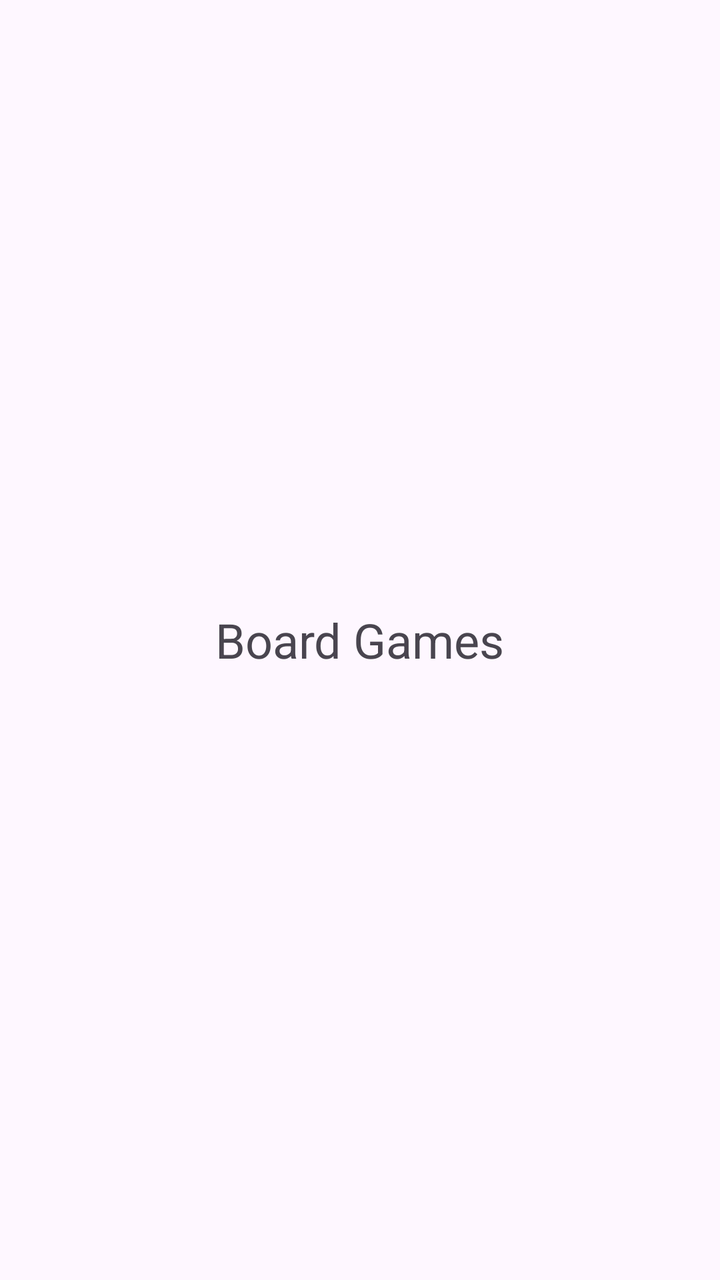
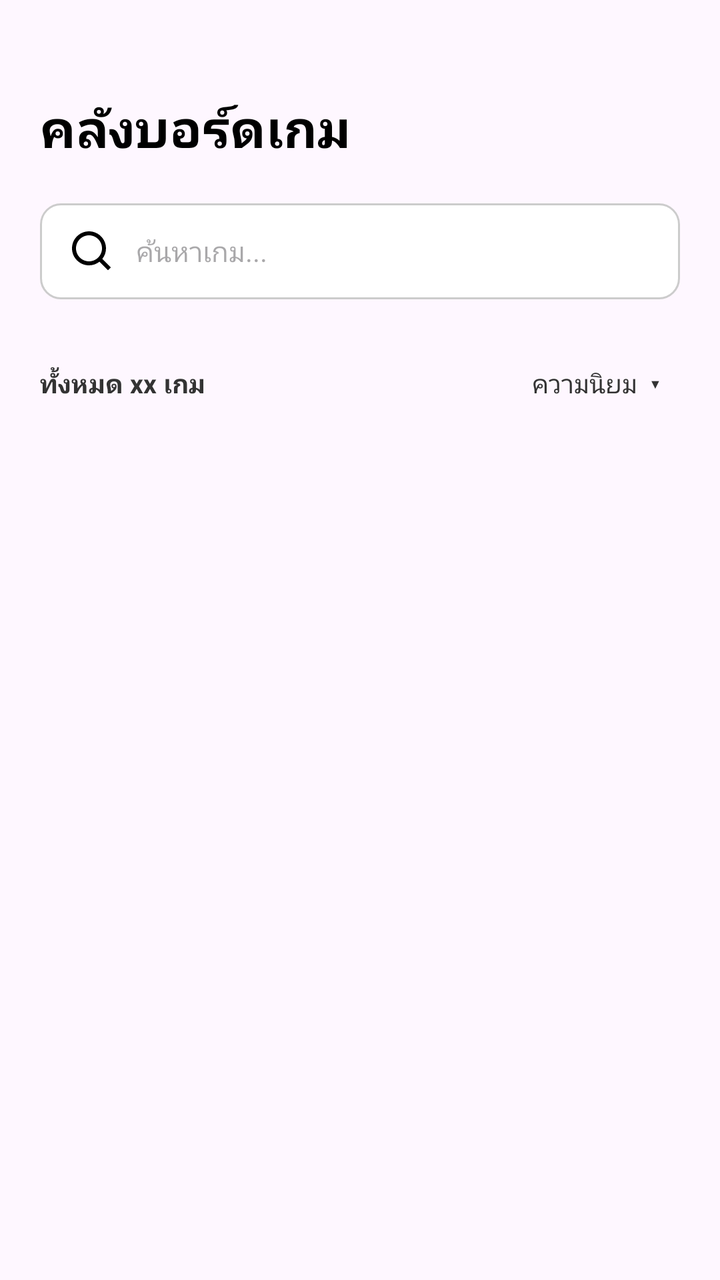

Screens rendered from an Android XML layout before and after an edit, with the pre-edit source and the edit as a unified diff.
<!-- AndroidManifest.xml: application theme Theme.ProjectDicePlanet -->
<!-- res/layout/fragment_boardgame.xml -->
<?xml version="1.0" encoding="utf-8"?>
<FrameLayout
    xmlns:android="http://schemas.android.com/apk/res/android"
    android:layout_width="match_parent"
    android:layout_height="match_parent">

    <TextView
        android:layout_width="wrap_content"
        android:layout_height="wrap_content"
        android:layout_gravity="center"
        android:text="Board Games"
        android:textSize="24sp" />

</FrameLayout>
<!-- resources referenced by this layout -->
<resources>
  <style name="Theme.ProjectDicePlanet" parent="Base.Theme.ProjectDicePlanet" />
  <style name="Base.Theme.ProjectDicePlanet" parent="Theme.Material3.DayNight.NoActionBar">
  
          
  
      </style>
</resources>

<!-- the commit's change to res/layout/fragment_boardgame.xml (unified diff, before → after) -->
@@ -1,14 +1,110 @@
 <?xml version="1.0" encoding="utf-8"?>
-<FrameLayout
+<ScrollView
     xmlns:android="http://schemas.android.com/apk/res/android"
     android:layout_width="match_parent"
-    android:layout_height="match_parent">
+    android:layout_height="match_parent"
+    android:fillViewport="true">
 
-    <TextView
-        android:layout_width="wrap_content"
+    <LinearLayout
+        android:layout_width="match_parent"
         android:layout_height="wrap_content"
-        android:layout_gravity="center"
-        android:text="Board Games"
-        android:textSize="24sp" />
+        android:orientation="vertical"
+        android:paddingStart="20dp"
+        android:paddingEnd="20dp"
+        android:paddingTop="46dp"
+        android:paddingBottom="20dp">
 
-</FrameLayout>
+        
+        <TextView
+            android:id="@+id/tvBoardgameTitle"
+            android:layout_width="wrap_content"
+            android:layout_height="wrap_content"
+            android:text="คลังบอร์ดเกม"
+            android:textSize="26sp"
+            android:textStyle="bold"
+            android:textColor="@android:color/black" />
+
+        
+        <Space
+            android:layout_width="match_parent"
+            android:layout_height="20dp" />
+
+        
+        <LinearLayout
+            android:id="@+id/searchContainer"
+            android:layout_width="match_parent"
+            android:layout_height="48dp"
+            android:orientation="horizontal"
+            android:gravity="center_vertical"
+            android:background="@drawable/bg_search_bar"
+            android:paddingStart="14dp"
+            android:paddingEnd="14dp">
+
+            <ImageView
+                android:id="@+id/imgSearch"
+                android:layout_width="24dp"
+                android:layout_height="24dp"
+                android:src="@drawable/ic_search"
+                android:contentDescription="ค้นหา" />
+
+            <EditText
+                android:id="@+id/etSearch"
+                android:layout_width="0dp"
+                android:layout_height="match_parent"
+                android:layout_weight="1"
+                android:layout_marginStart="10dp"
+                android:background="@android:color/transparent"
+                android:hint="ค้นหาเกม..."
+                android:textSize="14sp"
+                android:singleLine="true"
+                android:inputType="text"
+                android:padding="0dp" />
+
+        </LinearLayout>
+
+        
+        <LinearLayout
+            android:layout_width="match_parent"
+            android:layout_height="48dp"
+            android:layout_marginTop="18dp"
+            android:gravity="center_vertical"
+            android:orientation="horizontal">
+
+            
+            <TextView
+                android:id="@+id/tvGameCount"
+                android:layout_width="0dp"
+                android:layout_height="wrap_content"
+                android:layout_weight="1"
+                android:text="ทั้งหมด xx เกม"
+                android:textColor="#333333"
+                android:textSize="13sp"
+                android:textStyle="bold" />
+
+            
+            <TextView
+                android:id="@+id/tvSort"
+                android:layout_width="wrap_content"
+                android:layout_height="48dp"
+                android:gravity="center"
+                android:text="ความนิยม  ▾"
+                android:textColor="#333333"
+                android:textSize="13sp"
+                android:paddingStart="10dp"
+                android:paddingEnd="10dp"
+                android:clickable="true"
+                android:focusable="true" />
+
+        </LinearLayout>
+
+        
+        <androidx.recyclerview.widget.RecyclerView
+            android:id="@+id/recyclerBoardgame"
+            android:layout_width="match_parent"
+            android:layout_height="wrap_content"
+            android:layout_marginTop="12dp"
+            android:nestedScrollingEnabled="false" />
+
+    </LinearLayout>
+
+</ScrollView>
<!-- resource entries referenced after the edit -->
@@ -1,5 +1,32 @@
 <!-- resources referenced by this layout -->
 <resources>
+  <!-- drawable bg_search_bar (drawable) -->
+  <?xml version="1.0" encoding="utf-8"?>
+  <shape xmlns:android="http://schemas.android.com/apk/res/android"
+      android:shape="rectangle">
+  
+      
+      <solid android:color="@android:color/white" />
+  
+      
+      <stroke
+          android:width="1dp"
+          android:color="#CCCCCC" />
+  
+      
+      <corners android:radius="10dp" />
+  
+  </shape>
+  <!-- drawable ic_search (drawable) -->
+  <vector xmlns:android="http://schemas.android.com/apk/res/android"
+      android:width="24dp"
+      android:height="24dp"
+      android:viewportWidth="24"
+      android:viewportHeight="24">
+    <path
+        android:pathData="M10.5,19c1.98,0 3.81,-0.69 5.25,-1.83L20,21.42l1.41,-1.41 -4.25,-4.25a8.47,8.47 0,0 0,1.83 -5.25c0,-4.69 -3.81,-8.5 -8.5,-8.5S2,5.81 2,10.5 5.81,19 10.5,19m0,-15c3.58,0 6.5,2.92 6.5,6.5S14.08,17 10.5,17 4,14.08 4,10.5 6.92,4 10.5,4"
+        android:fillColor="#000000"/>
+  </vector>
   <style name="Theme.ProjectDicePlanet" parent="Base.Theme.ProjectDicePlanet" />
   <style name="Base.Theme.ProjectDicePlanet" parent="Theme.Material3.DayNight.NoActionBar">
   
